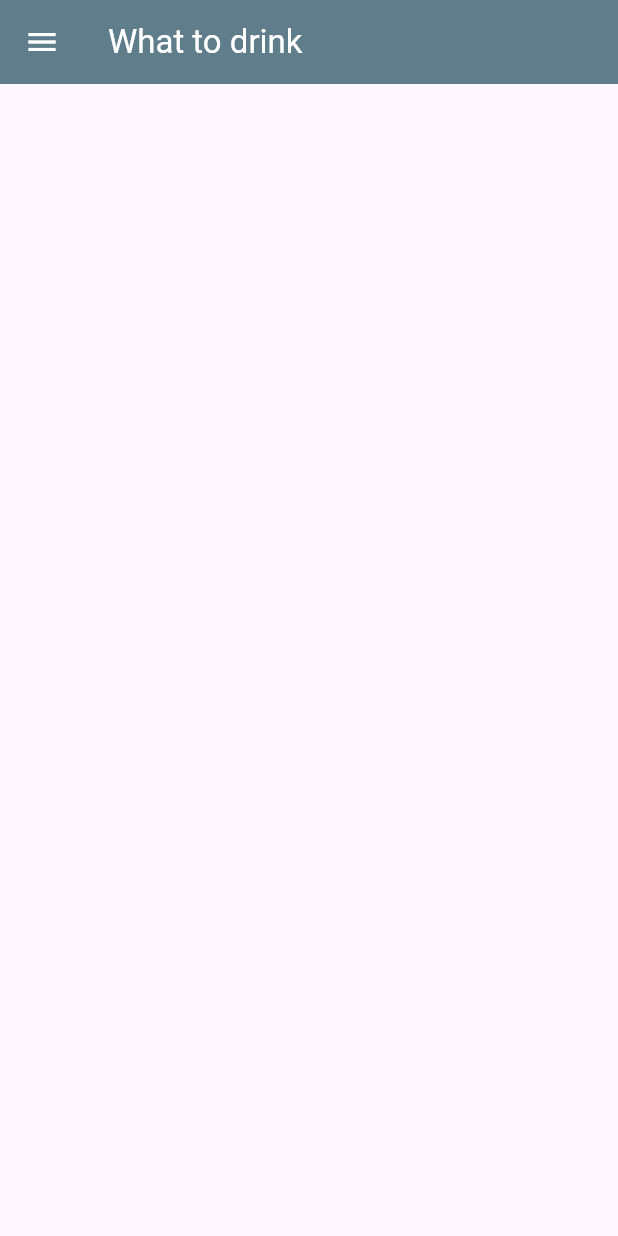
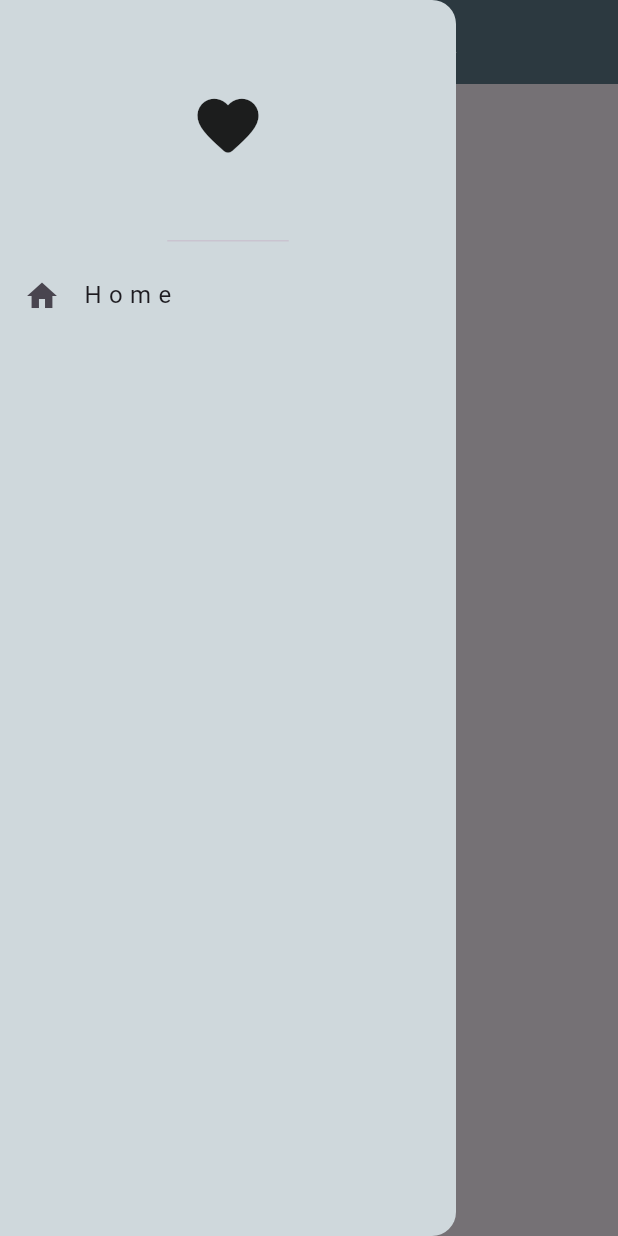
Before and after one commit to estateangela/flutter_one, a Flutter app: the screen it shows after launch, with the side drawer open (before the commit the screen has no drawer), on a phone screen of 412 x 824 dp. Run offline on Flutter 3.47's test engine with Material 3 defaults, Android fonts, the phone set to English and light mode, and no system bars.

Commit message:
new page

```diff
--- a/my_app/lib/main.dart
+++ b/my_app/lib/main.dart
@@ -1,23 +1,33 @@
 import 'package:flutter/material.dart';
+import 'package:my_app/pages/first_pages.dart';
+import 'package:my_app/pages/second_pages.dart';
+
 void main() {
   runApp(MyApp());
 }
 
 class MyApp extends StatelessWidget {
-  MyApp({super.key});
-  List name = ['a','b','c'];
+  const MyApp({super.key});
+  // List name = ['a','b','c'];
+  void usertap() {
+    print('tapped!');
+  }
 
   @override
   Widget build(BuildContext context) {
     return MaterialApp(
       debugShowCheckedModeBanner: false,
-      home: Scaffold(
-        appBar: AppBar(
-          title: Text('What to drink',style: TextStyle(color: Colors.white)),
-          backgroundColor: Colors.blueGrey,
-          leading: Icon(Icons.menu,color: Colors.white,),
+      home: FirstPages(),
+      routes: {
+        '/secondpage':(context)=> SecondPages(),
 
-        ),
+      }
+        // appBar: AppBar(
+        //   title: Text('What to drink',style: TextStyle(color: Colors.white)),
+        //   backgroundColor: Colors.blueGrey,
+        //   leading: Icon(Icons.menu,color: Colors.white,),
+
+        // ),---------------
         // C o l u m n ----
         // body: Column(
         //   children: [
@@ -93,15 +103,23 @@ class MyApp extends StatelessWidget {
         //     ),
         //   ],
         // ), ----------------
+        //gestureDetector 偵測點擊ㄉ東東
+        // body: Center(
+        //   child:GestureDetector(
+        //     onTap: usertap,
+
+        //   child:Container(
+        //     width: 200,
+        //     height: 200,
+        //     color: Colors.amberAccent[200],
+        //     child: Center(child: Text('Tap tap!'))
+
+        //   )
+        //   )
+        // ),
 
 
-
-        ),
     );
-
-
-
-
 
   }
 }
--- /dev/null
+++ b/my_app/lib/pages/first_pages.dart
@@ -0,0 +1,54 @@
+import 'package:flutter/material.dart';
+import 'package:my_app/pages/second_pages.dart';
+
+class FirstPages extends StatelessWidget {
+  const FirstPages({super.key});
+
+  @override
+  Widget build(BuildContext context) {
+    return Scaffold(
+      appBar: AppBar(
+         title: Text('firstpage : What to drink',style: TextStyle(color: Colors.white)),
+         backgroundColor: Colors.blueGrey,
+        //  leading: Icon(Icons.menu,color: Colors.white,),
+      ),
+      drawer: Drawer(
+        backgroundColor: Colors.blueGrey[100],
+        child: Column(
+          children: [
+            DrawerHeader(
+              child:
+              Icon(
+                Icons.favorite_rounded,
+                size: 49,
+                )
+              ),
+
+              ListTile(
+                leading: Icon(Icons.home),
+                title: Text('H o m e'),
+              ),
+          ]
+        ),
+
+      ),
+
+      // body: Center(
+      //   child: ElevatedButton(
+      //     child: Text('go to secondpage'),
+      //     onPressed: () {
+      //       //basic navigate
+      //       // Navigator.push(context,
+      //       // MaterialPageRoute(
+      //       //   builder: (context) => SecondPages())
+      //       // );
+      //       //-----
+      //       // Navigator.pushNamed(context, '/secondpage');
+      //     }
+
+      //     ),
+
+      // ),
+    );
+  }
+}
--- /dev/null
+++ b/my_app/lib/pages/second_pages.dart
@@ -0,0 +1,16 @@
+import 'package:flutter/material.dart';
+
+class SecondPages extends StatelessWidget {
+  const SecondPages({super.key});
+
+  @override
+  Widget build(BuildContext context) {
+    return Scaffold(
+      appBar: AppBar(
+         title: Text('secondpage',style: TextStyle(color: Colors.white)),
+         backgroundColor: Colors.blueGrey,
+         leading: Icon(Icons.menu,color: Colors.white,),
+      ),
+    );
+  }
+}
```
